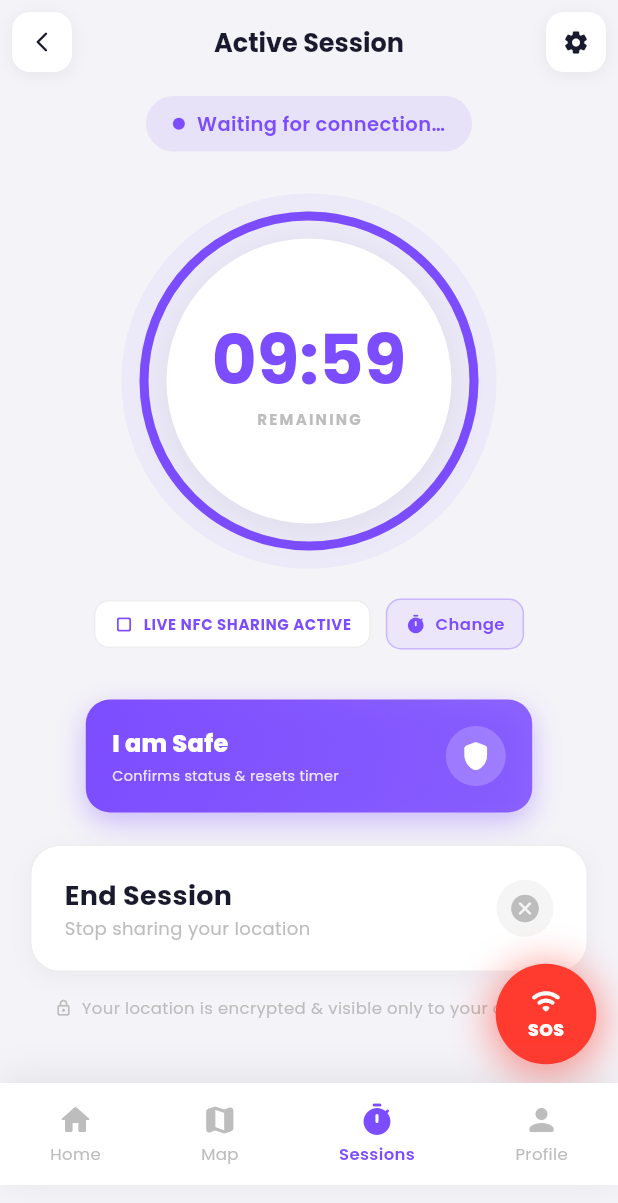
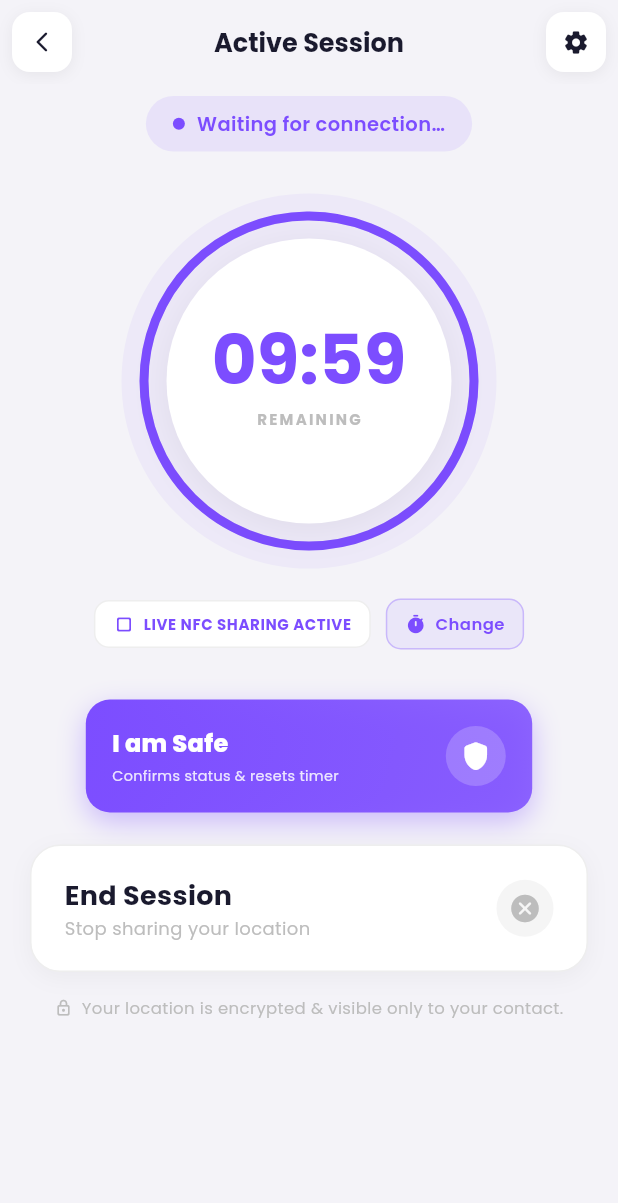
Before and after one commit to Muskanpoddar/tapguard-AI_Personal_Safety_App, a Flutter app: the ActiveSessionScreen screen opened by its route, after a tap on "10 min", on a phone screen of 412 x 824 dp. Shown: the top 1203 px of the screen. Run offline on Flutter 3.47's test engine with Material 3 defaults, Android fonts, the phone set to English and light mode, and no system bars; our stand-ins replace cloud_firestore, firebase_auth, firebase_core, flutter_map, flutter_riverpod, geolocator and 6 more; missing offline and left inert: mailer, mobile_scanner, ndef_record, nfc_manager, onesignal_flutter, shake; accounts and stored records are empty.

Commit message:
Update active session screen

```diff
--- a/lib/presentation/session/active_session_screen.dart
+++ b/lib/presentation/session/active_session_screen.dart
@@ -4,12 +4,11 @@ import 'package:cloud_firestore/cloud_firestore.dart';
 import 'package:firebase_auth/firebase_auth.dart';
 import 'package:flutter/material.dart';
 import 'package:flutter/services.dart';
-import 'package:shared_preferences/shared_preferences.dart';
 import '../../core/constants/app_colors.dart';
 import '../../core/routes/app_routes.dart';
 import '../../data/models/session_model.dart';
 import '../../data/services/session_service.dart';
-import '../../data/services/notification_service.dart'; // ← NEW
+import '../../data/services/notification_service.dart';
 
 class ActiveSessionScreen extends StatefulWidget {
   const ActiveSessionScreen({super.key});
@@ -38,9 +37,7 @@ class _ActiveSessionScreenState extends State<ActiveSessionScreen>
 
   // Animations
   late AnimationController _ringAnim;
-  late AnimationController _sosPulse;
   late AnimationController _safeAnim;
-  late Animation<double> _sosScale;
   late Animation<double> _safeScale;
 
   @override
@@ -61,15 +58,6 @@ class _ActiveSessionScreenState extends State<ActiveSessionScreen>
       vsync: this,
       duration: const Duration(milliseconds: 2000),
     )..repeat(reverse: true);
-
-    _sosPulse = AnimationController(
-      vsync: this,
-      duration: const Duration(milliseconds: 900),
-    )..repeat(reverse: true);
-    _sosScale = CurvedAnimation(
-      parent: _sosPulse,
-      curve: Curves.easeInOut,
-    ).drive(Tween(begin: 1.0, end: 1.1));
 
     _safeAnim = AnimationController(
       vsync: this,
@@ -173,10 +161,10 @@ class _ActiveSessionScreenState extends State<ActiveSessionScreen>
                       vertical: 12,
                     ),
                     decoration: BoxDecoration(
-                      color: AppColors.primary.withOpacity(0.08),
+                      color: AppColors.primary.withValues(alpha:0.08),
                       borderRadius: BorderRadius.circular(50),
                       border: Border.all(
-                        color: AppColors.primary.withOpacity(0.3),
+                        color: AppColors.primary.withValues(alpha:0.3),
                       ),
                     ),
                     child: Text(
@@ -449,7 +437,7 @@ class _ActiveSessionScreenState extends State<ActiveSessionScreen>
 
   void _navigateHome() {
     if (!mounted) return;
-    Navigator.of(context).pushReplacementNamed(AppRoutes.home);
+    Navigator.of(context).pop();
   }
 
   @override
@@ -457,7 +445,6 @@ class _ActiveSessionScreenState extends State<ActiveSessionScreen>
     _countdownTimer?.cancel();
     _sessionSub?.cancel();
     _ringAnim.dispose();
-    _sosPulse.dispose();
     _safeAnim.dispose();
     super.dispose();
   }
@@ -482,7 +469,7 @@ class _ActiveSessionScreenState extends State<ActiveSessionScreen>
               borderRadius: BorderRadius.circular(12),
               boxShadow: [
                 BoxShadow(
-                  color: Colors.black.withOpacity(0.06),
+                  color: Colors.black.withValues(alpha:0.06),
                   blurRadius: 8,
                   offset: const Offset(0, 2),
                 ),
@@ -517,7 +504,7 @@ class _ActiveSessionScreenState extends State<ActiveSessionScreen>
                 borderRadius: BorderRadius.circular(12),
                 boxShadow: [
                   BoxShadow(
-                    color: Colors.black.withOpacity(0.06),
+                    color: Colors.black.withValues(alpha:0.06),
                     blurRadius: 8,
                     offset: const Offset(0, 2),
                   ),
@@ -534,11 +521,9 @@ class _ActiveSessionScreenState extends State<ActiveSessionScreen>
       ),
 
       body: SafeArea(
-        child: Stack(
-          children: [
-            SingleChildScrollView(
+        child: SingleChildScrollView(
           physics: const BouncingScrollPhysics(),
-              padding: const EdgeInsets.fromLTRB(20, 8, 20, 110),
+          padding: const EdgeInsets.fromLTRB(20, 8, 20, 20),
           child: Column(
                 children: [
                   // Connected badge
@@ -549,8 +534,8 @@ class _ActiveSessionScreenState extends State<ActiveSessionScreen>
                     ),
                     decoration: BoxDecoration(
                       color: isConnected
-                          ? AppColors.success.withOpacity(0.10)
-                          : AppColors.primary.withOpacity(0.10),
+                          ? AppColors.success.withValues(alpha:0.10)
+                          : AppColors.primary.withValues(alpha:0.10),
                       borderRadius: BorderRadius.circular(50),
                     ),
                     child: Row(
@@ -560,7 +545,7 @@ class _ActiveSessionScreenState extends State<ActiveSessionScreen>
                           tween: Tween(begin: 0.5, end: 1.0),
                           duration: const Duration(milliseconds: 800),
                           curve: Curves.easeInOut,
-                          builder: (_, v, __) => Container(
+                          builder: (_, v, _) => Container(
                             width: 8,
                             height: 8,
                             decoration: BoxDecoration(
@@ -568,7 +553,7 @@ class _ActiveSessionScreenState extends State<ActiveSessionScreen>
                                   (isConnected
                                           ? AppColors.success
                                           : AppColors.primary)
-                                      .withOpacity(v),
+                                      .withValues(alpha:v),
                               shape: BoxShape.circle,
                             ),
                           ),
@@ -639,10 +624,10 @@ class _ActiveSessionScreenState extends State<ActiveSessionScreen>
                             vertical: 8,
                           ),
                           decoration: BoxDecoration(
-                            color: AppColors.primary.withOpacity(0.08),
+                            color: AppColors.primary.withValues(alpha:0.08),
                             borderRadius: BorderRadius.circular(10),
                             border: Border.all(
-                              color: AppColors.primary.withOpacity(0.3),
+                              color: AppColors.primary.withValues(alpha:0.3),
                             ),
                           ),
                           child: Row(
@@ -688,11 +673,11 @@ class _ActiveSessionScreenState extends State<ActiveSessionScreen>
                             colors: _isSafe
                                 ? [
                                     AppColors.success,
-                                    AppColors.success.withOpacity(0.8),
+                                    AppColors.success.withValues(alpha:0.8),
                                   ]
                                 : [
                                     AppColors.primary,
-                                    AppColors.primary.withOpacity(0.85),
+                                    AppColors.primary.withValues(alpha:0.85),
                                   ],
                             begin: Alignment.topLeft,
                             end: Alignment.bottomRight,
@@ -704,7 +689,7 @@ class _ActiveSessionScreenState extends State<ActiveSessionScreen>
                                   (_isSafe
                                           ? AppColors.success
                                           : AppColors.primary)
-                                      .withOpacity(0.35),
+                                      .withValues(alpha:0.35),
                               blurRadius: 20,
                               offset: const Offset(0, 8),
                             ),
@@ -733,7 +718,7 @@ class _ActiveSessionScreenState extends State<ActiveSessionScreen>
                                   style: TextStyle(
                                     fontFamily: 'Poppins',
                                     fontSize: 12,
-                                    color: Colors.white.withOpacity(0.85),
+                                    color: Colors.white.withValues(alpha:0.85),
                                   ),
                                 ),
                               ],
@@ -742,7 +727,7 @@ class _ActiveSessionScreenState extends State<ActiveSessionScreen>
                               width: 50,
                               height: 50,
                               decoration: BoxDecoration(
-                                color: Colors.white.withOpacity(0.2),
+                                color: Colors.white.withValues(alpha:0.2),
                                 shape: BoxShape.circle,
                               ),
                               child: Icon(
@@ -776,7 +761,7 @@ class _ActiveSessionScreenState extends State<ActiveSessionScreen>
                         border: Border.all(color: Colors.grey.shade200),
                         boxShadow: [
                           BoxShadow(
-                            color: Colors.black.withOpacity(0.04),
+                            color: Colors.black.withValues(alpha:0.04),
                             blurRadius: 12,
                             offset: const Offset(0, 4),
                           ),
@@ -858,59 +843,6 @@ class _ActiveSessionScreenState extends State<ActiveSessionScreen>
                  ],
                ),
              ),
-
-            // SOS FAB
-            Positioned(
-              bottom: 82,
-              right: 16,
-              child: AnimatedBuilder(
-                animation: _sosPulse,
-                builder: (_, child) =>
-                    Transform.scale(scale: _sosScale.value, child: child),
-                child: GestureDetector(
-                  onTap: () {
-                    HapticFeedback.heavyImpact();
-                    Navigator.of(context).pushNamed(AppRoutes.sos);
-                  },
-                  child: Container(
-                    width: 64,
-                    height: 64,
-                    decoration: BoxDecoration(
-                      color: AppColors.sos,
-                      shape: BoxShape.circle,
-                      boxShadow: [
-                        BoxShadow(
-                          color: AppColors.sos.withOpacity(0.5),
-                          blurRadius: 20,
-                          spreadRadius: 4,
-                          offset: const Offset(0, 4),
-                        ),
-                      ],
-                    ),
-                    child: Column(
-                      mainAxisAlignment: MainAxisAlignment.center,
-                      children: const [
-                        Icon(Icons.wifi_rounded, color: Colors.white, size: 20),
-                        Text(
-                          'SOS',
-                          style: TextStyle(
-                            fontFamily: 'Poppins',
-                            fontSize: 11,
-                            fontWeight: FontWeight.w800,
-                            color: Colors.white,
-                          ),
-                        ),
-                      ],
-                    ),
-                  ),
-                ),
-              ),
-            ),
-
-            // Bottom nav
-            Positioned(bottom: 0, left: 0, right: 0, child: _buildBottomNav()),
-          ],
-        ),
            ),
          );
        }
@@ -932,12 +864,12 @@ class _ActiveSessionScreenState extends State<ActiveSessionScreen>
         children: [
           AnimatedBuilder(
             animation: _ringAnim,
-            builder: (_, __) => Container(
+            builder: (_, _) => Container(
               width: 250,
               height: 250,
               decoration: BoxDecoration(
                 shape: BoxShape.circle,
-                color: color.withOpacity(0.04 + _ringAnim.value * 0.05),
+                color: color.withValues(alpha:0.04 + _ringAnim.value * 0.05),
               ),
             ),
           ),
@@ -948,7 +880,7 @@ class _ActiveSessionScreenState extends State<ActiveSessionScreen>
             child: CircularProgressIndicator(
               value: _timerProgress,
               strokeWidth: 6,
-              backgroundColor: color.withOpacity(0.12),
+              backgroundColor: color.withValues(alpha:0.12),
               valueColor: AlwaysStoppedAnimation(color),
               strokeCap: StrokeCap.round,
             ),
@@ -962,7 +894,7 @@ class _ActiveSessionScreenState extends State<ActiveSessionScreen>
               color: Colors.white,
               boxShadow: [
                 BoxShadow(
-                  color: Colors.black.withOpacity(0.06),
+                  color: Colors.black.withValues(alpha:0.06),
                   blurRadius: 20,
                   offset: const Offset(0, 4),
                 ),
@@ -1014,7 +946,7 @@ class _ActiveSessionScreenState extends State<ActiveSessionScreen>
                     vertical: 3,
                   ),
                   decoration: BoxDecoration(
-                    color: AppColors.sos.withOpacity(0.10),
+                    color: AppColors.sos.withValues(alpha:0.10),
                     borderRadius: BorderRadius.circular(50),
                   ),
                   child: const Text(
@@ -1080,60 +1012,4 @@ class _ActiveSessionScreenState extends State<ActiveSessionScreen>
       ),
     );
   }
-
-  // ── Bottom nav ────────────────────────────────────────────────────────────
-  Widget _buildBottomNav() {
-    final tabs = [
-      {'icon': Icons.home_rounded, 'label': 'Home'},
-      {'icon': Icons.map_rounded, 'label': 'Map'},
-      {'icon': Icons.timer_rounded, 'label': 'Sessions'},
-      {'icon': Icons.person_rounded, 'label': 'Profile'},
-    ];
-    return Container(
-      height: 68,
-      decoration: BoxDecoration(
-        color: Colors.white,
-        boxShadow: [
-          BoxShadow(
-            color: Colors.black.withOpacity(0.07),
-            blurRadius: 20,
-            offset: const Offset(0, -4),
-          ),
-        ],
-      ),
-      child: Row(
-        mainAxisAlignment: MainAxisAlignment.spaceAround,
-        children: List.generate(tabs.length, (i) {
-          final sel = i == 2;
-          return GestureDetector(
-            onTap: () {
-              HapticFeedback.lightImpact();
-              if (i == 0) _navigateHome();
-              if (i == 1) Navigator.of(context).pushNamed(AppRoutes.liveMap);
-            },
-            child: Column(
-              mainAxisAlignment: MainAxisAlignment.center,
-              children: [
-                Icon(
-                  tabs[i]['icon'] as IconData,
-                  color: sel ? AppColors.primary : Colors.grey.shade400,
-                  size: 24,
-                ),
-                const SizedBox(height: 3),
-                Text(
-                  tabs[i]['label'] as String,
-                  style: TextStyle(
-                    fontFamily: 'Poppins',
-                    fontSize: 11,
-                    fontWeight: sel ? FontWeight.w600 : FontWeight.w400,
-                    color: sel ? AppColors.primary : Colors.grey.shade400,
-                  ),
-                ),
-              ],
-            ),
-          );
-        }),
-      ),
-    );
 }
-}
```
Lines whose indentation alone changed are shown as unchanged.
